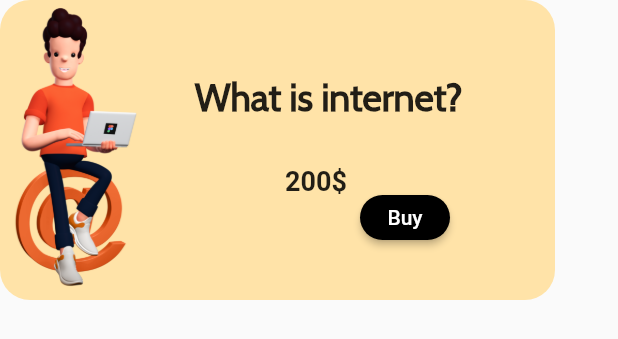
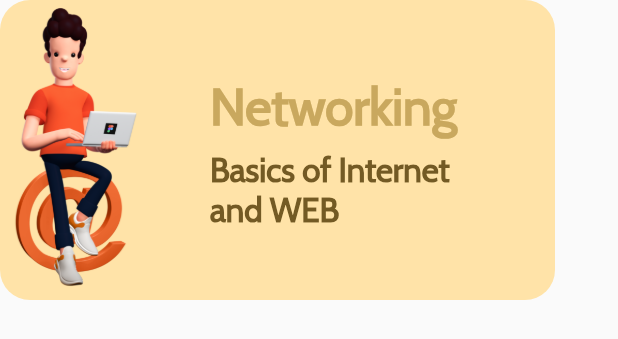
Before and after one commit to AshirShaikh99/Tutorial-App-UI, a Flutter app: the TutorialBlock widget shown alone on an empty page, opened directly, on a phone screen of 412 x 824 dp. Shown: the top 339 px of the screen. Run offline on Flutter 3.47's test engine with Material 2 defaults, Android fonts, the phone set to English and light mode, and no system bars.

Commit message:
Tutorial Block List Implemented and Physics Applied In ListView

```diff
--- a/lib/components/tutorial_block.dart
+++ b/lib/components/tutorial_block.dart
@@ -13,8 +13,8 @@ class TutorialBlock extends StatelessWidget {
         borderRadius: BorderRadius.circular(20.0),
       ),
       child: Stack(
-        children: [
-          const Positioned(
+        children: const [
+          Positioned(
             child: Hero(
               tag: "shoes",
               child: Image(
@@ -22,44 +22,29 @@ class TutorialBlock extends StatelessWidget {
               ),
             ),
           ),
-          const Positioned(
+          Positioned(
             top: 50.0,
-            left: 130.0,
+            left: 140.0,
             child: Text(
-              "What is internet?",
+              "Networking",
               style: TextStyle(
+                color: Color(0xffC9A85E),
                 fontWeight: FontWeight.bold,
-                fontSize: 25.0,
+                fontSize: 34.0,
                 fontFamily: 'Cabin',
               ),
             ),
           ),
           Positioned(
-            top: 130.0,
-            left: 240.0,
-            child: ConstrainedBox(
-              constraints: const BoxConstraints.tightFor(
-                width: 60.0,
-                height: 30.0,
-              ),
-              child: ElevatedButton(
-                style: ElevatedButton.styleFrom(
-                  primary: Colors.black,
-                  shape: const StadiumBorder(),
-                ),
-                onPressed: () {},
-                child: const Text("Buy"),
-              ),
-            ),
-          ),
-          const Positioned(
-            top: 110.0,
-            left: 190.0,
+            top: 100.0,
+            left: 140.0,
             child: Text(
-              "200\$",
+              "Basics of Internet\nand WEB",
               style: TextStyle(
+                color: Color(0xff735A24),
                 fontWeight: FontWeight.bold,
-                fontSize: 18.0,
+                fontSize: 22.0,
+                fontFamily: 'Cabin',
               ),
             ),
           ),
--- a/lib/screens/home_screen.dart
+++ b/lib/screens/home_screen.dart
@@ -1,5 +1,6 @@
 import 'package:flutter/material.dart';
 import 'package:tutorial_app_ui/components//gif_widgets.dart';
+import 'package:tutorial_app_ui/components/block_list.dart';
 import 'package:tutorial_app_ui/components/tutorial_block.dart';
 import 'package:tutorial_app_ui/constants.dart';
 
@@ -75,7 +76,7 @@ class _HomeScreenState extends State<HomeScreen> {
                 "Best Tutorials!",
                 style: kTextStyleHeading,
               ),
-              const TutorialBlock(),
+              const BlockList(),
             ],
           ),
         ),
```
Also changed, not shown: lib/components/block_list.dart (added, +39 -0 lines).
